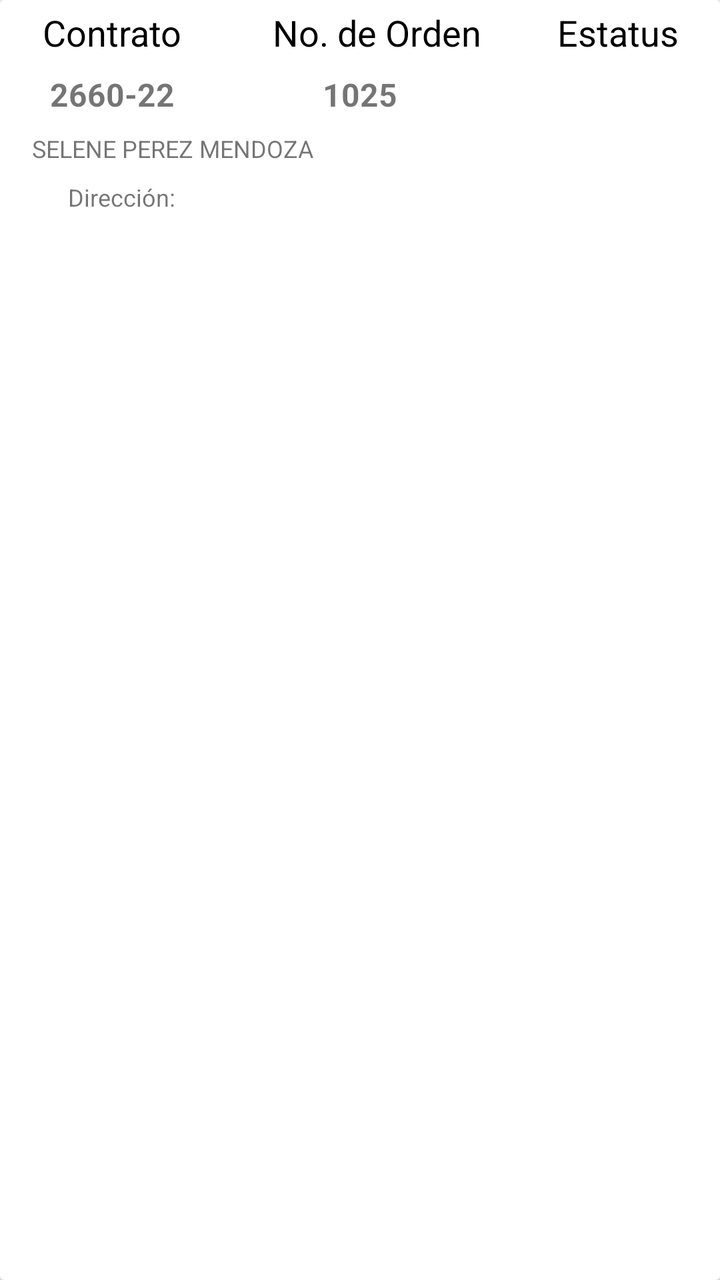
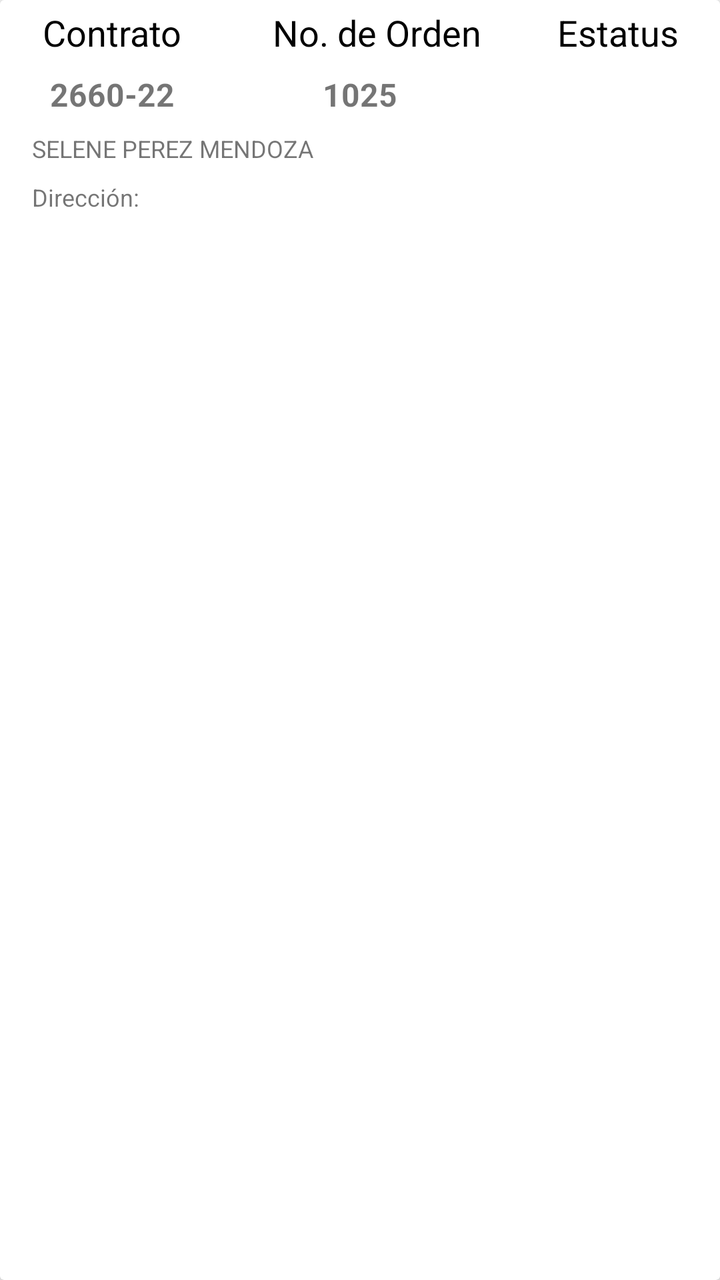

An Android layout rendered at two revisions. The XML below is the earlier revision; the diff shows what the commit changed to produce the second picture.
<!-- AndroidManifest.xml: application theme AppTheme -->
<!-- res/layout/recycler_oq.xml -->
<?xml version="1.0" encoding="utf-8"?>
<android.support.v7.widget.CardView xmlns:android="http://schemas.android.com/apk/res/android"
    xmlns:app="http://schemas.android.com/apk/res-auto"
    xmlns:tools="http://schemas.android.com/tools"
    android:layout_width="match_parent"
    android:layout_height="wrap_content"
    android:layout_marginTop="20dp"
    android:elevation="80dp">

    <android.support.constraint.ConstraintLayout
        android:layout_width="match_parent"
        android:layout_height="match_parent"
        android:background="@drawable/disenio_recyclerview"
        android:paddingLeft="8dp"
        android:paddingRight="8dp">

        <TextView
            android:id="@+id/contrto"
            android:layout_width="80dp"
            android:layout_height="wrap_content"
            android:layout_marginStart="8dp"
            android:layout_marginTop="4dp"
            android:textColor="@android:color/background_dark"
            android:layout_marginEnd="8dp"
            android:text="Contrato"
            android:textSize="18dp"
            android:textAlignment="center"
            app:layout_constraintEnd_toEndOf="parent"
            app:layout_constraintHorizontal_bias="0.0"
            app:layout_constraintStart_toStartOf="parent"
            app:layout_constraintTop_toTopOf="@+id/controla" />

        <TextView
            android:id="@+id/noOrden"
            android:layout_width="120dp"
            android:layout_height="wrap_content"
            android:layout_marginStart="8dp"
            android:layout_marginTop="4dp"
            android:layout_marginEnd="8dp"
            android:textColor="@android:color/background_dark"
            android:text="No. de Orden"
            android:textAlignment="center"
            android:textSize="18dp"
            app:layout_constraintEnd_toEndOf="parent"
            app:layout_constraintHorizontal_bias="0.54"
            app:layout_constraintStart_toStartOf="parent"
            app:layout_constraintTop_toTopOf="@+id/controla" />

        <TextView
            android:id="@+id/status"
            android:layout_width="70dp"
            android:layout_height="wrap_content"
            android:layout_marginStart="8dp"
            android:layout_marginTop="4dp"
            android:layout_marginEnd="8dp"
            android:textColor="@android:color/background_dark"
            android:text="Estatus"
            android:textAlignment="center"
            android:textSize="18dp"
            app:layout_constraintEnd_toEndOf="parent"
            app:layout_constraintHorizontal_bias="1.0"
            app:layout_constraintStart_toStartOf="parent"
            app:layout_constraintTop_toTopOf="@+id/controla" />


        <TextView
            android:id="@+id/controla"
            android:layout_width="308dp"
            android:layout_height="120dp"
            app:layout_constraintEnd_toEndOf="parent"
            app:layout_constraintStart_toStartOf="parent"
            app:layout_constraintTop_toTopOf="parent" />

        <TextView
            android:id="@+id/tv_NContrato"
            android:layout_width="80dp"
            android:layout_height="wrap_content"
            android:layout_marginStart="8dp"
            android:layout_marginTop="8dp"
            android:layout_marginEnd="8dp"
            android:text="2660-22"
            android:textAlignment="center"
            android:textSize="16dp"
            android:textStyle="bold"
            app:layout_constraintEnd_toEndOf="parent"
            app:layout_constraintHorizontal_bias="0.0"
            app:layout_constraintStart_toStartOf="parent"
            app:layout_constraintTop_toBottomOf="@+id/contrto" />

        <TextView
            android:id="@+id/tv_Nombre"
            android:layout_width="0dp"
            android:layout_height="wrap_content"
            android:layout_marginStart="8dp"
            android:layout_marginTop="8dp"
            android:layout_marginEnd="8dp"
            android:ellipsize="end"
            android:maxLines="1"
            android:text="SELENE PEREZ MENDOZA"
            android:textSize="12dp"
            app:layout_constraintEnd_toEndOf="@+id/controla"
            app:layout_constraintStart_toStartOf="parent"
            app:layout_constraintTop_toBottomOf="@+id/tv_NContrato" />

        <TextView
            android:id="@+id/tv_NOrden"
            android:layout_width="120dp"
            android:layout_height="wrap_content"
            android:layout_marginStart="8dp"
            android:layout_marginTop="8dp"
            android:layout_marginEnd="8dp"
            android:text="1025"
            android:textAlignment="center"
            android:textSize="16dp"
            android:textStyle="bold"
            app:layout_constraintEnd_toEndOf="parent"
            app:layout_constraintStart_toStartOf="parent"
            app:layout_constraintTop_toBottomOf="@+id/noOrden" />

        <TextView
            android:id="@+id/tv_estatus"
            android:layout_width="70dp"
            android:layout_height="wrap_content"
            android:layout_marginStart="8dp"
            android:layout_marginTop="8dp"
            android:layout_marginEnd="8dp"
            android:textAlignment="center"
            android:textSize="16dp"
            app:layout_constraintEnd_toEndOf="parent"
            app:layout_constraintHorizontal_bias="1.0"
            app:layout_constraintStart_toStartOf="parent"
            app:layout_constraintTop_toBottomOf="@+id/status" />

        <TextView
            android:id="@+id/txt"
            android:layout_width="70dp"
            android:layout_height="wrap_content"
            android:layout_marginStart="8dp"
            android:layout_marginTop="8dp"
            android:layout_marginEnd="8dp"
            android:text="@string/direccion"
            android:textSize="12dp"
            app:layout_constraintEnd_toEndOf="parent"
            app:layout_constraintHorizontal_bias="0.0"
            app:layout_constraintStart_toStartOf="@+id/controla"
            app:layout_constraintTop_toBottomOf="@+id/tv_Nombre" />

        <TextView
            android:id="@+id/id_direccion"
            android:layout_width="0dp"
            android:layout_height="wrap_content"
            android:layout_marginStart="8dp"
            android:layout_marginTop="8dp"
            android:layout_marginEnd="8dp"
            android:ellipsize="end"
            android:maxLines="1"
            android:textSize="12dp"
            app:layout_constraintEnd_toEndOf="@+id/controla"
            app:layout_constraintStart_toEndOf="@+id/txt"
            app:layout_constraintTop_toBottomOf="@+id/tv_Nombre" />

    </android.support.constraint.ConstraintLayout>
</android.support.v7.widget.CardView>
<!-- resources referenced by this layout -->
<resources>
  <!-- drawable disenio_recyclerview (drawable) -->
  <?xml version="1.0" encoding="utf-8"?>
  <shape xmlns:android="http://schemas.android.com/apk/res/android">
    <corners android:radius="8dp" />
    <solid android:color="#FFFFFF" />
  </shape>
  <string name="direccion">Dirección:</string>
  <style name="AppTheme" parent="Theme.AppCompat.Light.DarkActionBar">
          
          <item name="colorPrimary">@color/colorPrimary</item>
          <item name="colorPrimaryDark">@color/colorPrimaryDark</item>
          <item name="colorAccent">@color/colorAccent</item>
          <item name="android:colorForeground">@android:color/background_dark</item>
      </style>
  <color name="colorPrimary">#0277BD</color>
  <color name="colorPrimaryDark">#004C8C</color>
  <color name="colorAccent">#0000FF</color>
</resources>

<!-- the commit's change to res/layout/recycler_oq.xml (unified diff, before → after) -->
@@ -65,8 +65,9 @@
 
         <TextView
             android:id="@+id/controla"
-            android:layout_width="308dp"
-            android:layout_height="120dp"
+            android:layout_width="0dp"
+            android:layout_height="0dp"
+            app:layout_constraintBottom_toBottomOf="parent"
             app:layout_constraintEnd_toEndOf="parent"
             app:layout_constraintStart_toStartOf="parent"
             app:layout_constraintTop_toTopOf="parent" />
@@ -159,5 +160,95 @@
             app:layout_constraintStart_toEndOf="@+id/txt"
             app:layout_constraintTop_toBottomOf="@+id/tv_Nombre" />
 
+
+        <TextView
+            android:id="@+id/txtNap"
+            android:layout_width="70dp"
+            android:layout_height="wrap_content"
+            android:layout_marginStart="8dp"
+            android:layout_marginTop="8dp"
+            android:layout_marginEnd="8dp"
+            android:text="@string/NAPdos"
+            android:textSize="12dp"
+            android:visibility="gone"
+            app:layout_constraintEnd_toEndOf="parent"
+            app:layout_constraintHorizontal_bias="0.0"
+            app:layout_constraintStart_toStartOf="@+id/controla"
+            app:layout_constraintTop_toBottomOf="@+id/id_direccion" />
+
+        <TextView
+            android:id="@+id/id_NapOrdenes"
+            android:layout_width="0dp"
+            android:layout_height="wrap_content"
+            android:layout_marginStart="8dp"
+            android:layout_marginTop="8dp"
+            android:layout_marginEnd="8dp"
+            android:ellipsize="end"
+            android:maxLines="1"
+            android:textSize="12dp"
+            android:visibility="gone"
+            app:layout_constraintEnd_toEndOf="@+id/controla"
+            app:layout_constraintStart_toEndOf="@+id/txt"
+            app:layout_constraintTop_toBottomOf="@+id/id_direccion" />
+
+        <TextView
+            android:id="@+id/txtTap"
+            android:layout_width="70dp"
+            android:layout_height="wrap_content"
+            android:layout_marginStart="8dp"
+            android:layout_marginTop="8dp"
+            android:layout_marginEnd="8dp"
+            android:text="@string/TAPdos"
+            android:textSize="12dp"
+            android:visibility="gone"
+            app:layout_constraintEnd_toEndOf="parent"
+            app:layout_constraintHorizontal_bias="0.0"
+            app:layout_constraintStart_toStartOf="@+id/controla"
+            app:layout_constraintTop_toBottomOf="@+id/id_NapOrdenes" />
+
+        <TextView
+            android:id="@+id/id_TapOrdenes"
+            android:layout_width="0dp"
+            android:layout_height="wrap_content"
+            android:layout_marginStart="8dp"
+            android:layout_marginTop="8dp"
+            android:layout_marginEnd="8dp"
+            android:ellipsize="end"
+            android:maxLines="1"
+            android:textSize="12dp"
+            android:visibility="gone"
+            app:layout_constraintEnd_toEndOf="@+id/controla"
+            app:layout_constraintStart_toEndOf="@+id/txt"
+            app:layout_constraintTop_toBottomOf="@+id/id_NapOrdenes" />
+
+        <TextView
+            android:id="@+id/txtTrabajo"
+            android:layout_width="70dp"
+            android:layout_height="wrap_content"
+            android:layout_marginStart="8dp"
+            android:layout_marginTop="8dp"
+            android:layout_marginEnd="8dp"
+            android:text="@string/trabajodos"
+            android:textSize="12dp"
+            android:visibility="gone"
+            app:layout_constraintEnd_toEndOf="parent"
+            app:layout_constraintHorizontal_bias="0.0"
+            app:layout_constraintStart_toStartOf="@+id/controla"
+            app:layout_constraintTop_toBottomOf="@+id/id_TapOrdenes" />
+
+        <TextView
+            android:id="@+id/id_TrabajoOrdenes"
+            android:layout_width="0dp"
+            android:layout_height="wrap_content"
+            android:layout_marginStart="8dp"
+            android:layout_marginTop="8dp"
+            android:layout_marginEnd="8dp"
+            android:ellipsize="end"
+            android:maxLines="1"
+            android:textSize="12dp"
+            android:visibility="gone"
+            app:layout_constraintEnd_toEndOf="@+id/controla"
+            app:layout_constraintStart_toEndOf="@+id/txt"
+            app:layout_constraintTop_toBottomOf="@+id/id_TapOrdenes" />
     </android.support.constraint.ConstraintLayout>
 </android.support.v7.widget.CardView>
<!-- resource entries referenced after the edit -->
@@ -6,7 +6,10 @@
     <corners android:radius="8dp" />
     <solid android:color="#FFFFFF" />
   </shape>
+  <string name="NAPdos">CTO:</string>
+  <string name="TAPdos">TAP:</string>
   <string name="direccion">Dirección:</string>
+  <string name="trabajodos">Trabajo:</string>
   <style name="AppTheme" parent="Theme.AppCompat.Light.DarkActionBar">
           
           <item name="colorPrimary">@color/colorPrimary</item>
